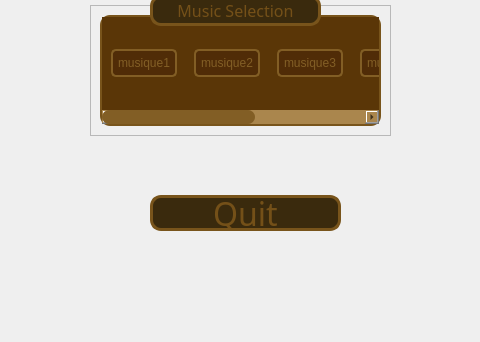
First picture: the form in mainwindow.ui, repository Tristoung/QT_1V1_game, before the edit; both pictures show x 290 to 770 and y 285 to 627 of the 1071 by 627 pixel window.
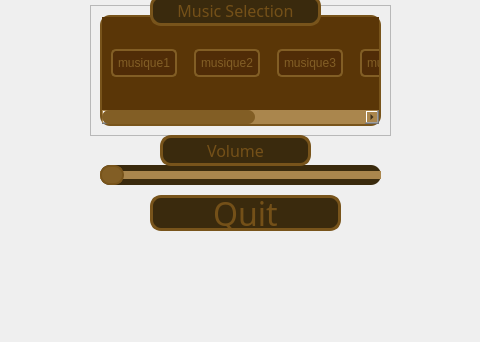
Second picture: the form after the edit. The open tabs and pages were chosen to show the change. Icons and pictures are not drawn.

Commit message: Volume slider added Please enter the commit message for your changes. Lines starting

```diff
--- a/mainwindow.ui
+++ b/mainwindow.ui
@@ -735,6 +735,80 @@
        <set>Qt::AlignCenter</set>
       </property>
      </widget>
+     <widget class="QSlider" name="volume_slider">
+      <property name="geometry">
+       <rect>
+        <x>390</x>
+        <y>450</y>
+        <width>281</width>
+        <height>20</height>
+       </rect>
+      </property>
+      <property name="styleSheet">
+       <string notr="true">QSlider {
+    background-color: rgb(58, 42, 13); /* Couleur de fond */
+    border-radius: 10px; /* Coins arrondis */
+}
+
+QSlider::groove:horizontal {
+    border: none; /* Pas de bordure sur la rainure */
+    height: 8px; /* Hauteur de la rainure */
+    background: rgb(170, 134, 77); /* Couleur de la rainure */
+    margin: 2px 0; /* Marge supérieure et inférieure */
+}
+
+QSlider::handle:horizontal {
+    background: rgb(130, 94, 37); /* Couleur du bouton */
+    border: 2px solid rgb(120, 84, 27); /* Bordure du bouton */
+    width: 20px; /* Largeur du bouton */
+    height: 20px; /* Hauteur du bouton */
+    margin: -6px 0; /* Marge supérieure et inférieure */
+    border-radius: 10px; /* Coins arrondis */
+}
+
+QSlider::handle:horizontal:hover {
+    background: rgb(140, 104, 47); /* Couleur du bouton au survol */
+}
+
+QSlider::handle:horizontal:pressed {
+    background: rgb(130, 94, 37); /* Couleur du bouton lorsque pressé */
+}
+</string>
+      </property>
+      <property name="orientation">
+       <enum>Qt::Horizontal</enum>
+      </property>
+     </widget>
+     <widget class="QLabel" name="label_4">
+      <property name="geometry">
+       <rect>
+        <x>450</x>
+        <y>420</y>
+        <width>151</width>
+        <height>31</height>
+       </rect>
+      </property>
+      <property name="font">
+       <font>
+        <family>Bauhaus 93</family>
+        <pointsize>12</pointsize>
+       </font>
+      </property>
+      <property name="styleSheet">
+       <string notr="true">QLabel {
+	color: rgb(116, 80, 24);
+	background-color: rgb(58, 42, 13);
+	border-radius: 11px;
+	border: 3px solid rgb(120, 84, 27);
+}</string>
+      </property>
+      <property name="text">
+       <string>Volume</string>
+      </property>
+      <property name="alignment">
+       <set>Qt::AlignCenter</set>
+      </property>
+     </widget>
     </widget>
    </widget>
   </widget>
```
Left out of the diff: 4 changed lines with no effect on the pictures. The commit also changes 3 other files.
